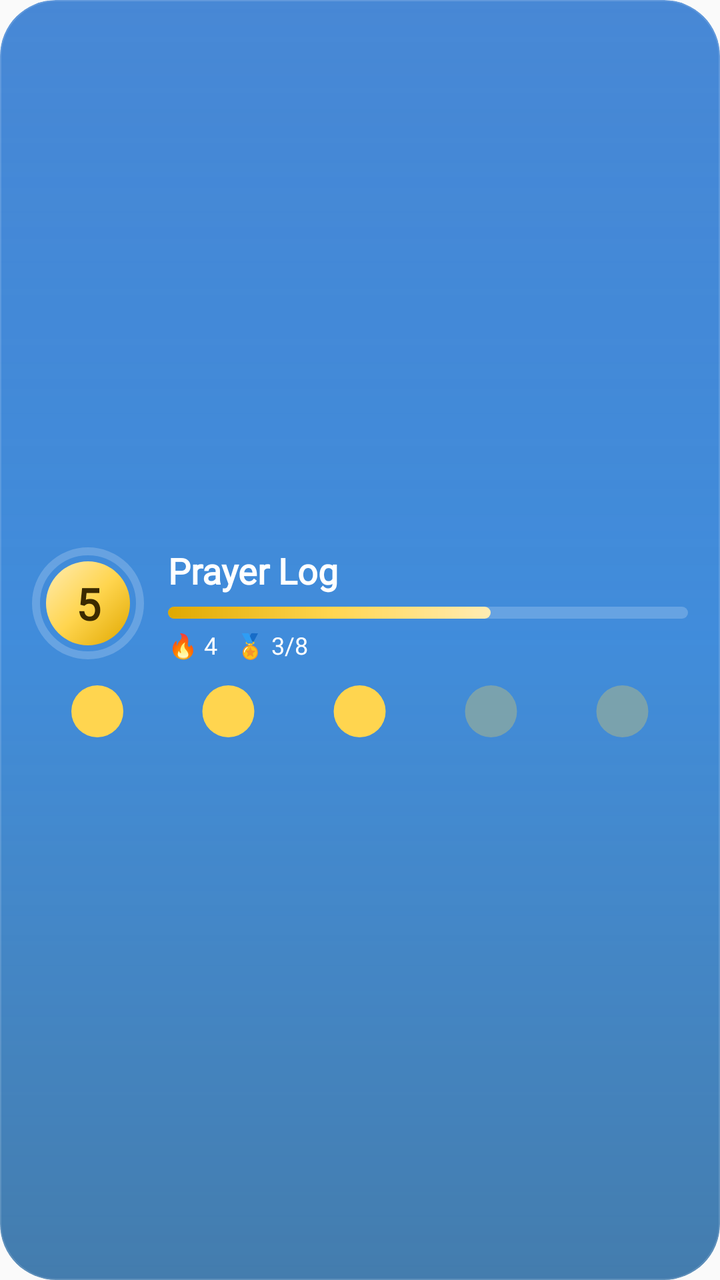
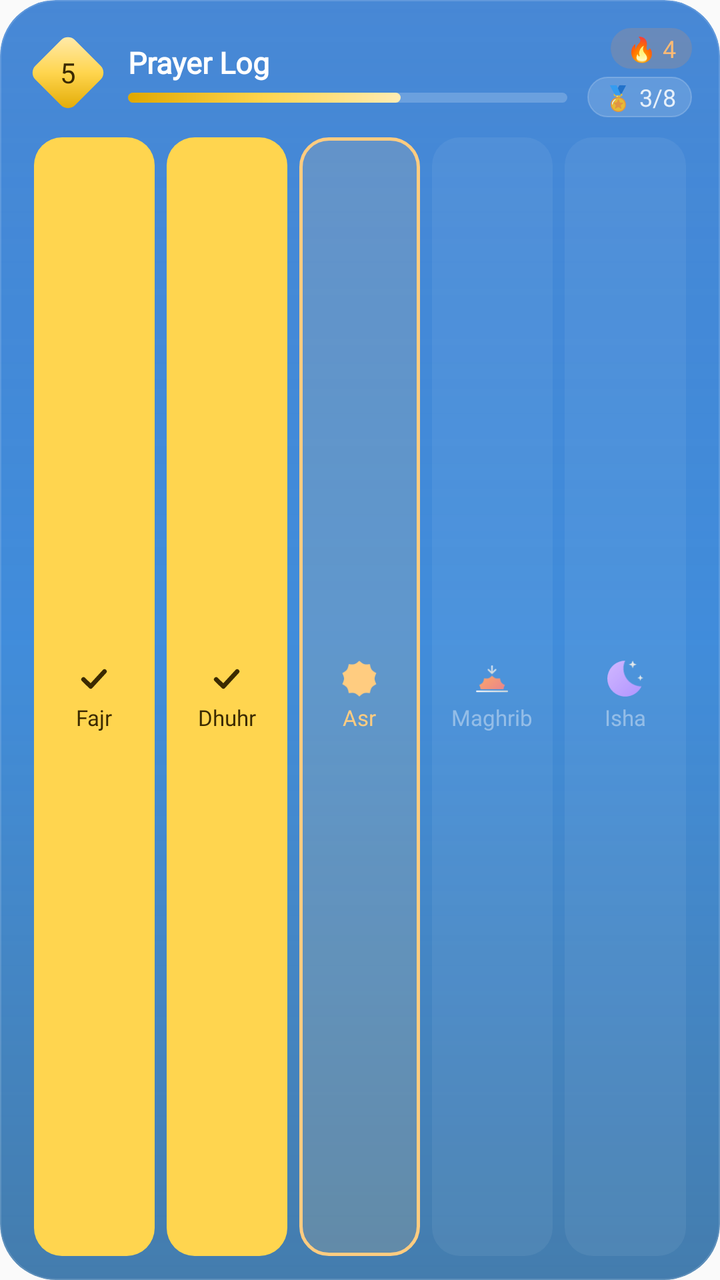

Before-and-after screenshots of an Android layout around one commit, followed by the original layout XML and the change that was made.
<!-- AndroidManifest.xml: application theme Theme.Waktiva -->
<!-- res/layout/widget_prayer_log_preview.xml -->
<?xml version="1.0" encoding="utf-8"?>
<FrameLayout xmlns:android="http://schemas.android.com/apk/res/android"
    android:id="@android:id/background"
    android:layout_width="match_parent"
    android:layout_height="match_parent"
    android:background="@drawable/widget_preview_bg"
    android:clipToOutline="true">

    <ImageView
        android:layout_width="match_parent"
        android:layout_height="match_parent"
        android:scaleType="fitXY"
        android:src="@drawable/widget_sheen" />

    <LinearLayout
        android:layout_width="match_parent"
        android:layout_height="match_parent"
        android:gravity="center_vertical"
        android:orientation="vertical"
        android:paddingStart="16dp"
        android:paddingTop="12dp"
        android:paddingEnd="16dp"
        android:paddingBottom="10dp">

        <LinearLayout
            android:layout_width="match_parent"
            android:layout_height="wrap_content"
            android:gravity="center_vertical"
            android:orientation="horizontal">

            <TextView
                android:layout_width="56dp"
                android:layout_height="56dp"
                android:background="@drawable/widget_medal_preview"
                android:fontFamily="@font/inter_medium"
                android:gravity="center"
                android:text="5"
                android:textColor="#FF3B2A00"
                android:textSize="22sp"
                android:textStyle="bold" />

            <LinearLayout
                android:layout_width="0dp"
                android:layout_height="wrap_content"
                android:layout_marginStart="12dp"
                android:layout_weight="1"
                android:orientation="vertical">

                <TextView
                    android:layout_width="wrap_content"
                    android:layout_height="wrap_content"
                    android:fontFamily="@font/inter_medium"
                    android:maxLines="1"
                    android:text="@string/prayer_log_title"
                    android:textColor="#FFFFFFFF"
                    android:textSize="18sp"
                    android:textStyle="bold" />

                <ProgressBar
                    style="?android:attr/progressBarStyleHorizontal"
                    android:layout_width="match_parent"
                    android:layout_height="6dp"
                    android:layout_marginTop="6dp"
                    android:max="1000"
                    android:maxHeight="6dp"
                    android:minHeight="6dp"
                    android:progress="620"
                    android:progressDrawable="@drawable/widget_xp_bar" />

                <TextView
                    android:layout_width="wrap_content"
                    android:layout_height="wrap_content"
                    android:layout_marginTop="5dp"
                    android:fontFamily="@font/inter_medium"
                    android:maxLines="1"
                    android:text="🔥 4   🏅 3/8"
                    android:textColor="#FFFFFFFF"
                    android:textSize="12sp" />
            </LinearLayout>
        </LinearLayout>

        <LinearLayout
            android:layout_width="match_parent"
            android:layout_height="wrap_content"
            android:layout_marginTop="12dp"
            android:orientation="horizontal">

            <ImageView
                android:layout_width="0dp"
                android:layout_height="26dp"
                android:layout_weight="1"
                android:src="@drawable/widget_log_dot_preview" />

            <ImageView
                android:layout_width="0dp"
                android:layout_height="26dp"
                android:layout_weight="1"
                android:src="@drawable/widget_log_dot_preview" />

            <ImageView
                android:layout_width="0dp"
                android:layout_height="26dp"
                android:layout_weight="1"
                android:src="@drawable/widget_log_dot_preview" />

            <ImageView
                android:layout_width="0dp"
                android:layout_height="26dp"
                android:layout_weight="1"
                android:alpha="0.3"
                android:src="@drawable/widget_log_dot_preview" />

            <ImageView
                android:layout_width="0dp"
                android:layout_height="26dp"
                android:layout_weight="1"
                android:alpha="0.3"
                android:src="@drawable/widget_log_dot_preview" />
        </LinearLayout>
    </LinearLayout>
</FrameLayout>
<!-- resources referenced by this layout -->
<resources>
  <!-- drawable widget_log_dot_preview (drawable) -->
  <?xml version="1.0" encoding="utf-8"?>
  <shape xmlns:android="http://schemas.android.com/apk/res/android"
      android:shape="oval">
      <size android:width="26dp" android:height="26dp" />
      <solid android:color="#FFFFD54F" />
  </shape>
  <!-- drawable widget_medal_preview (drawable) -->
  <?xml version="1.0" encoding="utf-8"?>
  <layer-list xmlns:android="http://schemas.android.com/apk/res/android">
      <item>
          <shape android:shape="oval">
              <stroke android:width="4dp" android:color="#33FFFFFF" />
          </shape>
      </item>
      <item
          android:bottom="7dp"
          android:left="7dp"
          android:right="7dp"
          android:top="7dp">
          <shape android:shape="oval">
              <gradient
                  android:angle="315"
                  android:centerColor="#FFFFD54F"
                  android:endColor="#FFE0A800"
                  android:startColor="#FFFFECB3" />
          </shape>
      </item>
  </layer-list>
  <!-- unchanged entries left out for length: 6 -->
</resources>

<!-- the commit's change to res/layout/widget_prayer_log_preview.xml (unified diff, before → after) -->
@@ -15,12 +15,11 @@
     <LinearLayout
         android:layout_width="match_parent"
         android:layout_height="match_parent"
-        android:gravity="center_vertical"
         android:orientation="vertical"
-        android:paddingStart="16dp"
-        android:paddingTop="12dp"
-        android:paddingEnd="16dp"
-        android:paddingBottom="10dp">
+        android:paddingStart="14dp"
+        android:paddingTop="14dp"
+        android:paddingEnd="14dp"
+        android:paddingBottom="12dp">
 
         <LinearLayout
             android:layout_width="match_parent"
@@ -28,21 +27,32 @@
             android:gravity="center_vertical"
             android:orientation="horizontal">
 
-            <TextView
-                android:layout_width="56dp"
-                android:layout_height="56dp"
-                android:background="@drawable/widget_medal_preview"
-                android:fontFamily="@font/inter_medium"
-                android:gravity="center"
-                android:text="5"
-                android:textColor="#FF3B2A00"
-                android:textSize="22sp"
-                android:textStyle="bold" />
+            
+            <FrameLayout
+                android:layout_width="40dp"
+                android:layout_height="40dp">
+
+                <ImageView
+                    android:layout_width="28dp"
+                    android:layout_height="28dp"
+                    android:layout_gravity="center"
+                    android:rotation="45"
+                    android:src="@drawable/widget_preview_diamond" />
+
+                <TextView
+                    android:layout_width="match_parent"
+                    android:layout_height="match_parent"
+                    android:fontFamily="@font/inter_bold"
+                    android:gravity="center"
+                    android:text="5"
+                    android:textColor="#FF3B2A00"
+                    android:textSize="14sp" />
+            </FrameLayout>
 
             <LinearLayout
                 android:layout_width="0dp"
                 android:layout_height="wrap_content"
-                android:layout_marginStart="12dp"
+                android:layout_marginStart="10dp"
                 android:layout_weight="1"
                 android:orientation="vertical">
 
@@ -53,69 +63,252 @@
                     android:maxLines="1"
                     android:text="@string/prayer_log_title"
                     android:textColor="#FFFFFFFF"
-                    android:textSize="18sp"
+                    android:textSize="15sp"
                     android:textStyle="bold" />
 
                 <ProgressBar
                     style="?android:attr/progressBarStyleHorizontal"
                     android:layout_width="match_parent"
-                    android:layout_height="6dp"
-                    android:layout_marginTop="6dp"
+                    android:layout_height="5dp"
+                    android:layout_marginTop="5dp"
                     android:max="1000"
-                    android:maxHeight="6dp"
-                    android:minHeight="6dp"
+                    android:maxHeight="5dp"
+                    android:minHeight="5dp"
                     android:progress="620"
                     android:progressDrawable="@drawable/widget_xp_bar" />
+            </LinearLayout>
+
+            <LinearLayout
+                android:layout_width="wrap_content"
+                android:layout_height="wrap_content"
+                android:layout_marginStart="10dp"
+                android:gravity="end"
+                android:orientation="vertical">
 
                 <TextView
                     android:layout_width="wrap_content"
                     android:layout_height="wrap_content"
-                    android:layout_marginTop="5dp"
+                    android:background="@drawable/widget_chip_streak"
                     android:fontFamily="@font/inter_medium"
-                    android:maxLines="1"
-                    android:text="🔥 4   🏅 3/8"
-                    android:textColor="#FFFFFFFF"
+                    android:paddingStart="8dp"
+                    android:paddingTop="2dp"
+                    android:paddingEnd="8dp"
+                    android:paddingBottom="2dp"
+                    android:text="🔥 4"
+                    android:textColor="#FFFDBA74"
+                    android:textSize="12sp" />
+
+                <TextView
+                    android:layout_width="wrap_content"
+                    android:layout_height="wrap_content"
+                    android:layout_marginTop="4dp"
+                    android:background="@drawable/widget_chip"
+                    android:fontFamily="@font/inter_medium"
+                    android:paddingStart="8dp"
+                    android:paddingTop="2dp"
+                    android:paddingEnd="8dp"
+                    android:paddingBottom="2dp"
+                    android:text="🏅 3/8"
+                    android:textColor="#D9FFFFFF"
                     android:textSize="12sp" />
             </LinearLayout>
         </LinearLayout>
 
         <LinearLayout
             android:layout_width="match_parent"
-            android:layout_height="wrap_content"
-            android:layout_marginTop="12dp"
+            android:layout_height="0dp"
+            android:layout_marginTop="10dp"
+            android:layout_weight="1"
+            android:minHeight="48dp"
             android:orientation="horizontal">
 
-            <ImageView
-                android:layout_width="0dp"
-                android:layout_height="26dp"
-                android:layout_weight="1"
-                android:src="@drawable/widget_log_dot_preview" />
-
-            <ImageView
-                android:layout_width="0dp"
-                android:layout_height="26dp"
-                android:layout_weight="1"
-                android:src="@drawable/widget_log_dot_preview" />
-
-            <ImageView
-                android:layout_width="0dp"
-                android:layout_height="26dp"
-                android:layout_weight="1"
-                android:src="@drawable/widget_log_dot_preview" />
-
-            <ImageView
-                android:layout_width="0dp"
-                android:layout_height="26dp"
-                android:layout_weight="1"
-                android:alpha="0.3"
-                android:src="@drawable/widget_log_dot_preview" />
-
-            <ImageView
-                android:layout_width="0dp"
-                android:layout_height="26dp"
-                android:layout_weight="1"
-                android:alpha="0.3"
-                android:src="@drawable/widget_log_dot_preview" />
+            <FrameLayout
+                android:layout_width="0dp"
+                android:layout_height="match_parent"
+                android:layout_marginStart="3dp"
+                android:layout_marginEnd="3dp"
+                android:layout_weight="1">
+
+                <ImageView
+                    android:layout_width="match_parent"
+                    android:layout_height="match_parent"
+                    android:scaleType="fitXY"
+                    android:src="@drawable/widget_pill_solid"
+                    android:tint="#FFFFD54F" />
+
+                <LinearLayout
+                    android:layout_width="match_parent"
+                    android:layout_height="match_parent"
+                    android:gravity="center"
+                    android:orientation="vertical">
+
+                    <ImageView
+                        android:layout_width="18dp"
+                        android:layout_height="18dp"
+                        android:src="@drawable/ic_widget_check"
+                        android:tint="#FF3B2A00" />
+
+                    <TextView
+                        android:layout_width="wrap_content"
+                        android:layout_height="wrap_content"
+                        android:layout_marginTop="3dp"
+                        android:fontFamily="@font/inter_medium"
+                        android:maxLines="1"
+                        android:text="@string/prayer_fajr"
+                        android:textColor="#FF3B2A00"
+                        android:textSize="11sp" />
+                </LinearLayout>
+            </FrameLayout>
+
+            <FrameLayout
+                android:layout_width="0dp"
+                android:layout_height="match_parent"
+                android:layout_marginStart="3dp"
+                android:layout_marginEnd="3dp"
+                android:layout_weight="1">
+
+                <ImageView
+                    android:layout_width="match_parent"
+                    android:layout_height="match_parent"
+                    android:scaleType="fitXY"
+                    android:src="@drawable/widget_pill_solid"
+                    android:tint="#FFFFD54F" />
+
+                <LinearLayout
+                    android:layout_width="match_parent"
+                    android:layout_height="match_parent"
+                    android:gravity="center"
+                    android:orientation="vertical">
+
+                    <ImageView
+                        android:layout_width="18dp"
+                        android:layout_height="18dp"
+                        android:src="@drawable/ic_widget_check"
+                        android:tint="#FF3B2A00" />
+
+                    <TextView
+                        android:layout_width="wrap_content"
+                        android:layout_height="wrap_content"
+                        android:layout_marginTop="3dp"
+                        android:fontFamily="@font/inter_medium"
+                        android:maxLines="1"
+                        android:text="@string/prayer_dhuhr"
+                        android:textColor="#FF3B2A00"
+                        android:textSize="11sp" />
+                </LinearLayout>
+            </FrameLayout>
+
+            <FrameLayout
+                android:layout_width="0dp"
+                android:layout_height="match_parent"
+                android:layout_marginStart="3dp"
+                android:layout_marginEnd="3dp"
+                android:layout_weight="1">
+
+                <ImageView
+                    android:layout_width="match_parent"
+                    android:layout_height="match_parent"
+                    android:scaleType="fitXY"
+                    android:src="@drawable/widget_pill_outline"
+                    android:tint="#FFFFCC80" />
+
+                <LinearLayout
+                    android:layout_width="match_parent"
+                    android:layout_height="match_parent"
+                    android:gravity="center"
+                    android:orientation="vertical">
+
+                    <ImageView
+                        android:layout_width="18dp"
+                        android:layout_height="18dp"
+                        android:src="@drawable/clear_day"
+                        android:tint="#FFFFCC80" />
+
+                    <TextView
+                        android:layout_width="wrap_content"
+                        android:layout_height="wrap_content"
+                        android:layout_marginTop="3dp"
+                        android:fontFamily="@font/inter_medium"
+                        android:maxLines="1"
+                        android:text="@string/prayer_asr"
+                        android:textColor="#FFFFCC80"
+                        android:textSize="11sp" />
+                </LinearLayout>
+            </FrameLayout>
+
+            <FrameLayout
+                android:layout_width="0dp"
+                android:layout_height="match_parent"
+                android:layout_marginStart="3dp"
+                android:layout_marginEnd="3dp"
+                android:layout_weight="1">
+
+                <ImageView
+                    android:layout_width="match_parent"
+                    android:layout_height="match_parent"
+                    android:scaleType="fitXY"
+                    android:src="@drawable/widget_pill_faint" />
+
+                <LinearLayout
+                    android:layout_width="match_parent"
+                    android:layout_height="match_parent"
+                    android:gravity="center"
+                    android:orientation="vertical">
+
+                    <ImageView
+                        android:layout_width="18dp"
+                        android:layout_height="18dp"
+                        android:src="@drawable/sunset"
+                        android:tint="#66FFFFFF" />
+
+                    <TextView
+                        android:layout_width="wrap_content"
+                        android:layout_height="wrap_content"
+                        android:layout_marginTop="3dp"
+                        android:fontFamily="@font/inter_medium"
+                        android:maxLines="1"
+                        android:text="@string/prayer_maghrib"
+                        android:textColor="#66FFFFFF"
+                        android:textSize="11sp" />
+                </LinearLayout>
+            </FrameLayout>
+
+            <FrameLayout
+                android:layout_width="0dp"
+                android:layout_height="match_parent"
+                android:layout_marginStart="3dp"
+                android:layout_marginEnd="3dp"
+                android:layout_weight="1">
+
+                <ImageView
+                    android:layout_width="match_parent"
+                    android:layout_height="match_parent"
+                    android:scaleType="fitXY"
+                    android:src="@drawable/widget_pill_faint" />
+
+                <LinearLayout
+                    android:layout_width="match_parent"
+                    android:layout_height="match_parent"
+                    android:gravity="center"
+                    android:orientation="vertical">
+
+                    <ImageView
+                        android:layout_width="18dp"
+                        android:layout_height="18dp"
+                        android:src="@drawable/clear_night"
+                        android:tint="#66FFFFFF" />
+
+                    <TextView
+                        android:layout_width="wrap_content"
+                        android:layout_height="wrap_content"
+                        android:layout_marginTop="3dp"
+                        android:fontFamily="@font/inter_medium"
+                        android:maxLines="1"
+                        android:text="@string/prayer_isha"
+                        android:textColor="#66FFFFFF"
+                        android:textSize="11sp" />
+                </LinearLayout>
+            </FrameLayout>
         </LinearLayout>
     </LinearLayout>
 </FrameLayout>
<!-- resource entries referenced after the edit -->
@@ -1,34 +1,94 @@
 <!-- resources referenced by this layout -->
 <resources>
-  <!-- drawable widget_log_dot_preview (drawable) -->
+  <!-- drawable clear_day (drawable) -->
+  <vector xmlns:aapt="http://schemas.android.com/aapt" xmlns:android="http://schemas.android.com/apk/res/android" android:autoMirrored="true" android:height="257dp" android:viewportHeight="257" android:viewportWidth="257" android:width="257dp">
+        
+      <path android:pathData="M161.93,24.56C146.55,19.54 128.41,0.2 128.41,0.2C128.41,0.2 110.27,19.54 94.89,24.56C79.39,29.61 53.15,24.56 53.15,24.56C53.15,24.56 49.84,51.07 40.25,64.26C30.7,77.38 6.63,88.68 6.63,88.68C6.63,88.68 19.47,111.97 19.47,128.2C19.47,144.43 6.63,167.72 6.63,167.72C6.63,167.72 30.7,179.02 40.25,192.15C49.84,205.33 53.15,231.84 53.15,231.84C53.15,231.84 79.39,226.79 94.89,231.84C110.27,236.86 128.41,256.2 128.41,256.2C128.41,256.2 146.55,236.86 161.93,231.84C177.43,226.79 203.68,231.84 203.68,231.84C203.68,231.84 206.99,205.33 216.58,192.15C226.12,179.02 250.19,167.72 250.19,167.72C250.19,167.72 237.35,144.43 237.35,128.2C237.35,111.97 250.19,88.68 250.19,88.68C250.19,88.68 226.12,77.38 216.58,64.26C206.99,51.07 203.68,24.56 203.68,24.56C203.68,24.56 177.43,29.61 161.93,24.56Z">
+              
+          <aapt:attr name="android:fillColor">
+                    
+              <gradient android:endX="256.4" android:endY="256.2" android:startX="0.4" android:startY="0.2" android:type="linear">
+                          
+                  <item android:color="#FFFFC400" android:offset="0"/>
+                          
+                  <item android:color="#FFFF6F00" android:offset="1"/>
+                        
+              </gradient>
+                  
+          </aapt:attr>
+            
+      </path>
+      
+  </vector>
+  <!-- drawable clear_night: vector/xml drawable (drawable, 2369 chars, omitted) -->
+  <!-- drawable ic_widget_check (drawable) -->
+  <?xml version="1.0" encoding="utf-8"?>
+  <vector xmlns:android="http://schemas.android.com/apk/res/android"
+      android:width="24dp"
+      android:height="24dp"
+      android:viewportWidth="24"
+      android:viewportHeight="24">
+      <path
+          android:pathData="M5,12.5L9.8,17.2L19,7.2"
+          android:strokeWidth="3"
+          android:strokeColor="#FFFFFFFF"
+          android:strokeLineCap="round"
+          android:strokeLineJoin="round" />
+  </vector>
+  <!-- drawable sunset: vector/xml drawable (drawable, 2616 chars, omitted) -->
+  <!-- drawable widget_chip (drawable) -->
   <?xml version="1.0" encoding="utf-8"?>
   <shape xmlns:android="http://schemas.android.com/apk/res/android"
-      android:shape="oval">
-      <size android:width="26dp" android:height="26dp" />
-      <solid android:color="#FFFFD54F" />
+      android:shape="rectangle">
+      <solid android:color="#26FFFFFF" />
+      <stroke android:width="0.5dp" android:color="#33FFFFFF" />
+      <corners android:radius="999dp" />
   </shape>
-  <!-- drawable widget_medal_preview (drawable) -->
+  <!-- drawable widget_chip_streak (drawable) -->
   <?xml version="1.0" encoding="utf-8"?>
-  <layer-list xmlns:android="http://schemas.android.com/apk/res/android">
-      <item>
-          <shape android:shape="oval">
-              <stroke android:width="4dp" android:color="#33FFFFFF" />
-          </shape>
-      </item>
-      <item
-          android:bottom="7dp"
-          android:left="7dp"
-          android:right="7dp"
-          android:top="7dp">
-          <shape android:shape="oval">
-              <gradient
-                  android:angle="315"
-                  android:centerColor="#FFFFD54F"
-                  android:endColor="#FFE0A800"
-                  android:startColor="#FFFFECB3" />
-          </shape>
-      </item>
-  </layer-list>
+  <shape xmlns:android="http://schemas.android.com/apk/res/android"
+      android:shape="rectangle">
+      <solid android:color="#2EFB923C" />
+      <corners android:radius="999dp" />
+  </shape>
+  <!-- drawable widget_pill_faint (drawable) -->
+  <?xml version="1.0" encoding="utf-8"?>
+  <shape xmlns:android="http://schemas.android.com/apk/res/android"
+      android:shape="rectangle">
+      <corners android:radius="14dp" />
+      <solid android:color="#0FFFFFFF" />
+  </shape>
+  <!-- drawable widget_pill_outline (drawable) -->
+  <?xml version="1.0" encoding="utf-8"?>
+  <shape xmlns:android="http://schemas.android.com/apk/res/android"
+      android:shape="rectangle">
+      <corners android:radius="14dp" />
+      <solid android:color="#29FFFFFF" />
+      <stroke android:width="1.5dp" android:color="#FFFFFFFF" />
+  </shape>
+  <!-- drawable widget_pill_solid (drawable) -->
+  <?xml version="1.0" encoding="utf-8"?>
+  <shape xmlns:android="http://schemas.android.com/apk/res/android"
+      android:shape="rectangle">
+      <corners android:radius="14dp" />
+      <solid android:color="#FFFFFFFF" />
+  </shape>
+  <!-- drawable widget_preview_diamond (drawable) -->
+  <?xml version="1.0" encoding="utf-8"?>
+  <shape xmlns:android="http://schemas.android.com/apk/res/android"
+      android:shape="rectangle">
+      <corners android:radius="5dp" />
+      <gradient
+          android:angle="315"
+          android:centerColor="#FFFFD54F"
+          android:endColor="#FFE0A800"
+          android:startColor="#FFFFECB3" />
+  </shape>
+  <string name="prayer_asr">Asr</string>
+  <string name="prayer_dhuhr">Dhuhr</string>
+  <string name="prayer_fajr">Fajr</string>
+  <string name="prayer_isha">Isha</string>
+  <string name="prayer_maghrib">Maghrib</string>
   <!-- unchanged entries left out for length: 6 -->
 </resources>
 
